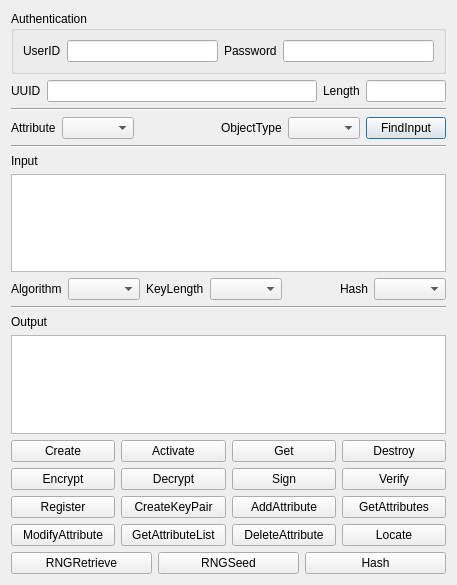
Before: the Qt Designer form BerEditor/ttlv_encoder_dlg.ui in jykim74/BerEditor, drawn with Qt 5.
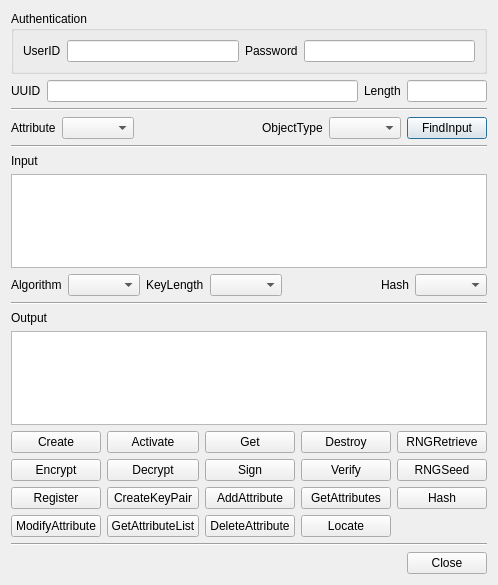
After: the same form once the commit is applied.

```diff
--- a/BerEditor/ttlv_encoder_dlg.ui
+++ b/BerEditor/ttlv_encoder_dlg.ui
@@ -6,7 +6,7 @@
    <rect>
     <x>0</x>
     <y>0</y>
-    <width>457</width>
+    <width>498</width>
     <height>585</height>
    </rect>
   </property>
@@ -220,20 +220,6 @@
      <property name="topMargin">
       <number>0</number>
      </property>
-     <item row="0" column="0">
-      <widget class="QPushButton" name="mCreateBtn">
-       <property name="text">
-        <string>Create</string>
-       </property>
-      </widget>
-     </item>
-     <item row="0" column="2">
-      <widget class="QPushButton" name="mGetBtn">
-       <property name="text">
-        <string>Get</string>
-       </property>
-      </widget>
-     </item>
      <item row="0" column="1">
       <widget class="QPushButton" name="mActivateBtn">
        <property name="text">
@@ -241,146 +227,166 @@
        </property>
       </widget>
      </item>
-     <item row="0" column="3">
-      <widget class="QPushButton" name="mDestroyBtn">
+     <item row="2" column="3">
+      <widget class="QPushButton" name="mGetAttributes">
        <property name="text">
-        <string>Destroy</string>
+        <string>GetAttributes</string>
        </property>
       </widget>
      </item>
-    </layout>
-   </item>
-   <item>
-    <layout class="QHBoxLayout" name="horizontalLayout">
-     <property name="topMargin">
-      <number>0</number>
-     </property>
-     <item>
+     <item row="2" column="0">
+      <widget class="QPushButton" name="mRegisterBtn">
+       <property name="text">
+        <string>Register</string>
+       </property>
+      </widget>
+     </item>
+     <item row="0" column="0">
+      <widget class="QPushButton" name="mCreateBtn">
+       <property name="text">
+        <string>Create</string>
+       </property>
+      </widget>
+     </item>
+     <item row="3" column="1">
+      <widget class="QPushButton" name="mGetAttributeListBtn">
+       <property name="text">
+        <string>GetAttributeList</string>
+       </property>
+      </widget>
+     </item>
+     <item row="1" column="0">
       <widget class="QPushButton" name="mEncryptBtn">
        <property name="text">
         <string>Encrypt</string>
        </property>
       </widget>
      </item>
-     <item>
+     <item row="3" column="2">
+      <widget class="QPushButton" name="mDeleteAttributeBtn">
+       <property name="text">
+        <string>DeleteAttribute</string>
+       </property>
+      </widget>
+     </item>
+     <item row="0" column="3">
+      <widget class="QPushButton" name="mDestroyBtn">
+       <property name="text">
+        <string>Destroy</string>
+       </property>
+      </widget>
+     </item>
+     <item row="3" column="3">
+      <widget class="QPushButton" name="mLocateBtn">
+       <property name="text">
+        <string>Locate</string>
+       </property>
+      </widget>
+     </item>
+     <item row="1" column="1">
       <widget class="QPushButton" name="mDecryptBtn">
        <property name="text">
         <string>Decrypt</string>
        </property>
       </widget>
      </item>
-     <item>
-      <widget class="QPushButton" name="mSignBtn">
-       <property name="text">
-        <string>Sign</string>
-       </property>
-      </widget>
-     </item>
-     <item>
-      <widget class="QPushButton" name="mVerifyBtn">
-       <property name="text">
-        <string>Verify</string>
-       </property>
-      </widget>
-     </item>
-    </layout>
-   </item>
-   <item>
-    <layout class="QHBoxLayout" name="horizontalLayout_2">
-     <property name="topMargin">
-      <number>0</number>
-     </property>
-     <item>
-      <widget class="QPushButton" name="mRegisterBtn">
-       <property name="text">
-        <string>Register</string>
-       </property>
-      </widget>
-     </item>
-     <item>
+     <item row="2" column="1">
       <widget class="QPushButton" name="mCreateKeyPairBtn">
        <property name="text">
         <string>CreateKeyPair</string>
        </property>
       </widget>
      </item>
-     <item>
+     <item row="2" column="2">
       <widget class="QPushButton" name="mAddAttributeBtn">
        <property name="text">
         <string>AddAttribute</string>
        </property>
       </widget>
      </item>
-     <item>
-      <widget class="QPushButton" name="mGetAttributes">
+     <item row="0" column="2">
+      <widget class="QPushButton" name="mGetBtn">
        <property name="text">
-        <string>GetAttributes</string>
+        <string>Get</string>
        </property>
       </widget>
      </item>
-    </layout>
-   </item>
-   <item>
-    <layout class="QHBoxLayout" name="horizontalLayout_3">
-     <property name="topMargin">
-      <number>0</number>
-     </property>
-     <item>
+     <item row="1" column="2">
+      <widget class="QPushButton" name="mSignBtn">
+       <property name="text">
+        <string>Sign</string>
+       </property>
+      </widget>
+     </item>
+     <item row="1" column="3">
+      <widget class="QPushButton" name="mVerifyBtn">
+       <property name="text">
+        <string>Verify</string>
+       </property>
+      </widget>
+     </item>
+     <item row="3" column="0">
       <widget class="QPushButton" name="mModifyAttributeBtn">
        <property name="text">
         <string>ModifyAttribute</string>
        </property>
       </widget>
      </item>
-     <item>
-      <widget class="QPushButton" name="mGetAttributeListBtn">
+     <item row="0" column="4">
+      <widget class="QPushButton" name="mRNGRetrieveBtn">
        <property name="text">
-        <string>GetAttributeList</string>
+        <string>RNGRetrieve</string>
        </property>
       </widget>
      </item>
-     <item>
-      <widget class="QPushButton" name="mDeleteAttributeBtn">
-       <property name="text">
-        <string>DeleteAttribute</string>
-       </property>
-      </widget>
-     </item>
-     <item>
-      <widget class="QPushButton" name="mLocateBtn">
-       <property name="text">
-        <string>Locate</string>
-       </property>
-      </widget>
-     </item>
-    </layout>
-   </item>
-   <item>
-    <layout class="QGridLayout" name="gridLayout_4">
-     <property name="topMargin">
-      <number>0</number>
-     </property>
-     <item row="0" column="1">
+     <item row="1" column="4">
       <widget class="QPushButton" name="mRNGSeedBtn">
        <property name="text">
         <string>RNGSeed</string>
        </property>
       </widget>
      </item>
-     <item row="0" column="2">
+     <item row="2" column="4">
       <widget class="QPushButton" name="mHashBtn">
        <property name="text">
         <string>Hash</string>
        </property>
       </widget>
      </item>
-     <item row="0" column="0">
-      <widget class="QPushButton" name="mRNGRetrieveBtn">
+    </layout>
+   </item>
+   <item>
+    <widget class="Line" name="line_4">
+     <property name="orientation">
+      <enum>Qt::Horizontal</enum>
+     </property>
+    </widget>
+   </item>
+   <item>
+    <layout class="QGridLayout" name="gridLayout_4">
+     <property name="topMargin">
+      <number>0</number>
+     </property>
+     <item row="0" column="1">
+      <widget class="QPushButton" name="mCloseBtn">
        <property name="text">
-        <string>RNGRetrieve</string>
+        <string>Close</string>
        </property>
       </widget>
      </item>
+     <item row="0" column="0">
+      <spacer name="horizontalSpacer_3">
+       <property name="orientation">
+        <enum>Qt::Horizontal</enum>
+       </property>
+       <property name="sizeHint" stdset="0">
+        <size>
+         <width>40</width>
+         <height>20</height>
+        </size>
+       </property>
+      </spacer>
+     </item>
     </layout>
    </item>
   </layout>
```
Left out of the diff: 2 changed lines with no effect on the pictures.
